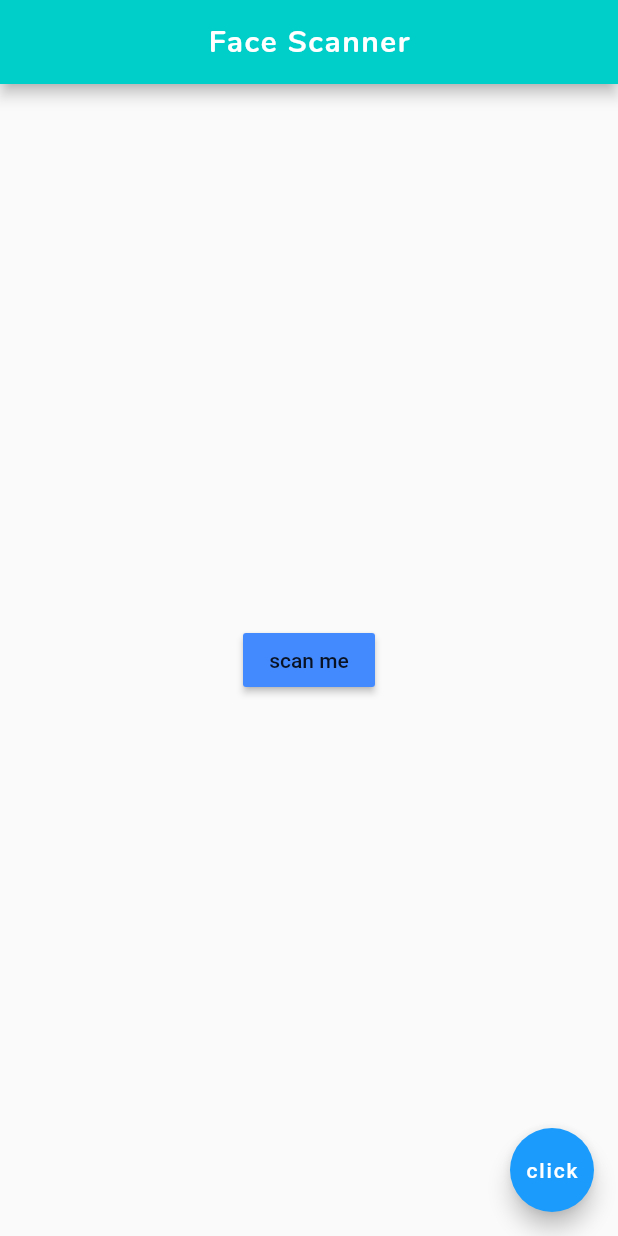
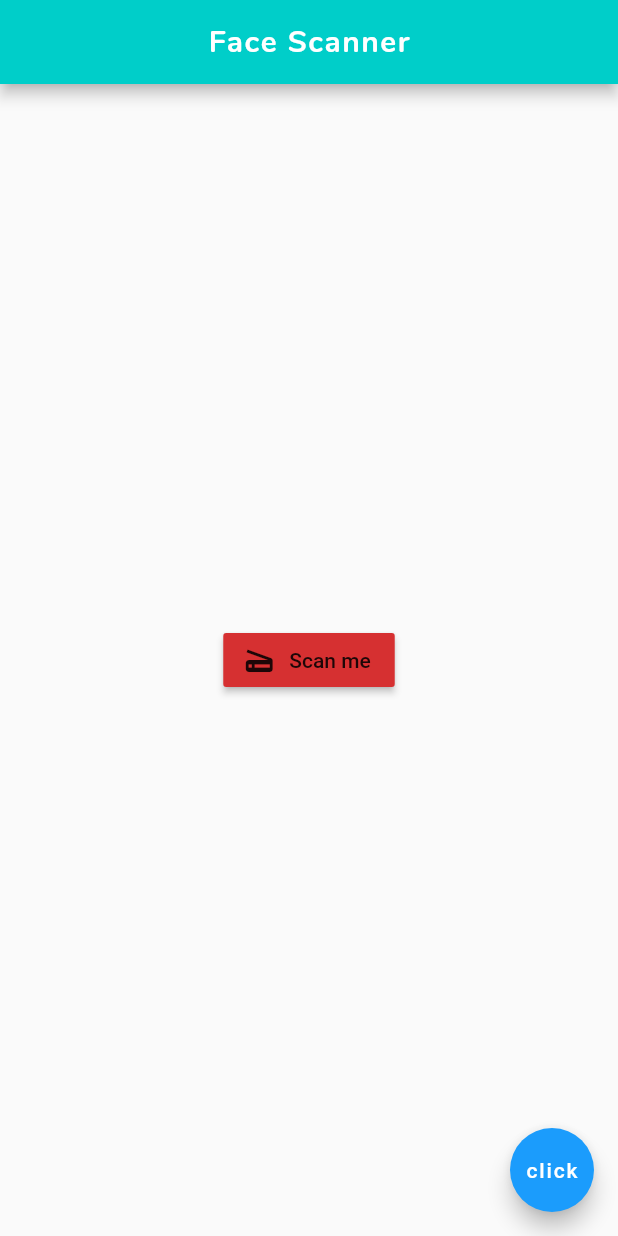
Before and after one commit to sachinthadilshandisanayaka/testing, a Flutter app: the screen it shows after launch, on a phone screen of 412 x 824 dp. Run offline on Flutter 3.47's test engine with Material 2 defaults, Android fonts, the phone set to English and light mode, and no system bars.

Commit message:
added icon buttons

```diff
--- a/lib/main.dart
+++ b/lib/main.dart
@@ -23,10 +23,15 @@ class Home extends StatelessWidget {
         centerTitle: true,
       ),
       body: Center(
-        child: RaisedButton(
-          onPressed: () {},
-          child: Text("scan me"),
-          color: Colors.blueAccent,
+        child: RaisedButton.icon(
+          onPressed: () {
+            print('scannig your face'); // display in console
+          },
+          icon: Icon(
+            Icons.scanner,
+          ),
+          label: Text('Scan me'),
+          color: Color.fromRGBO(214, 48, 49, 1.0),
         ),
       ),
       floatingActionButton: FloatingActionButton(
```
